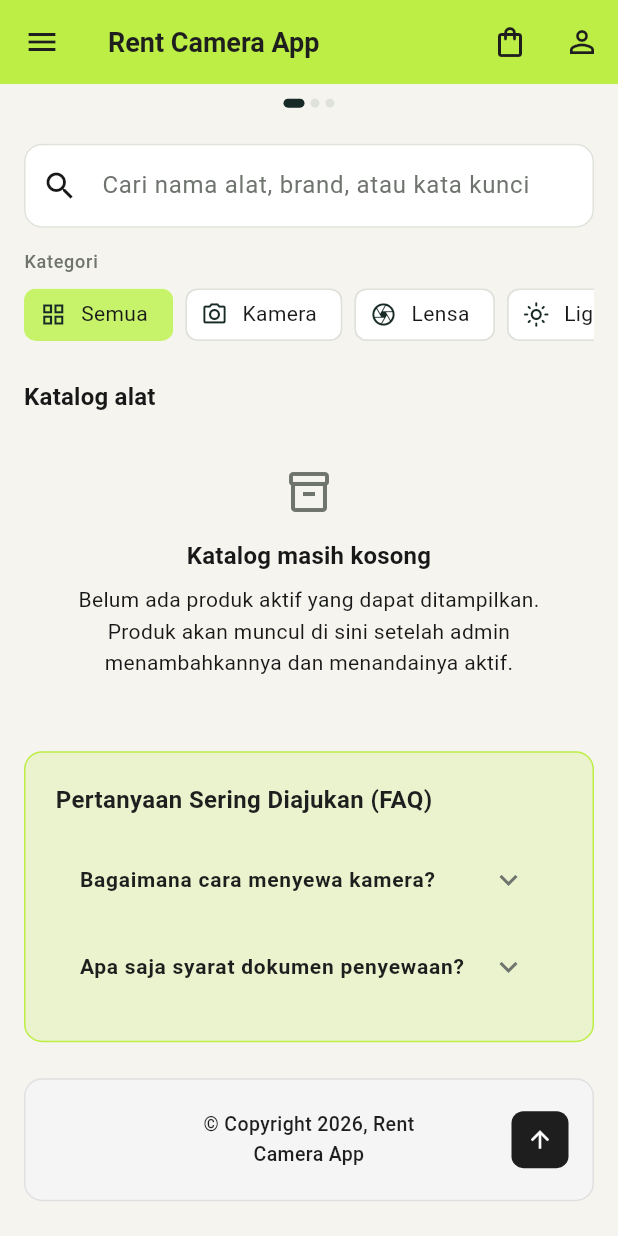
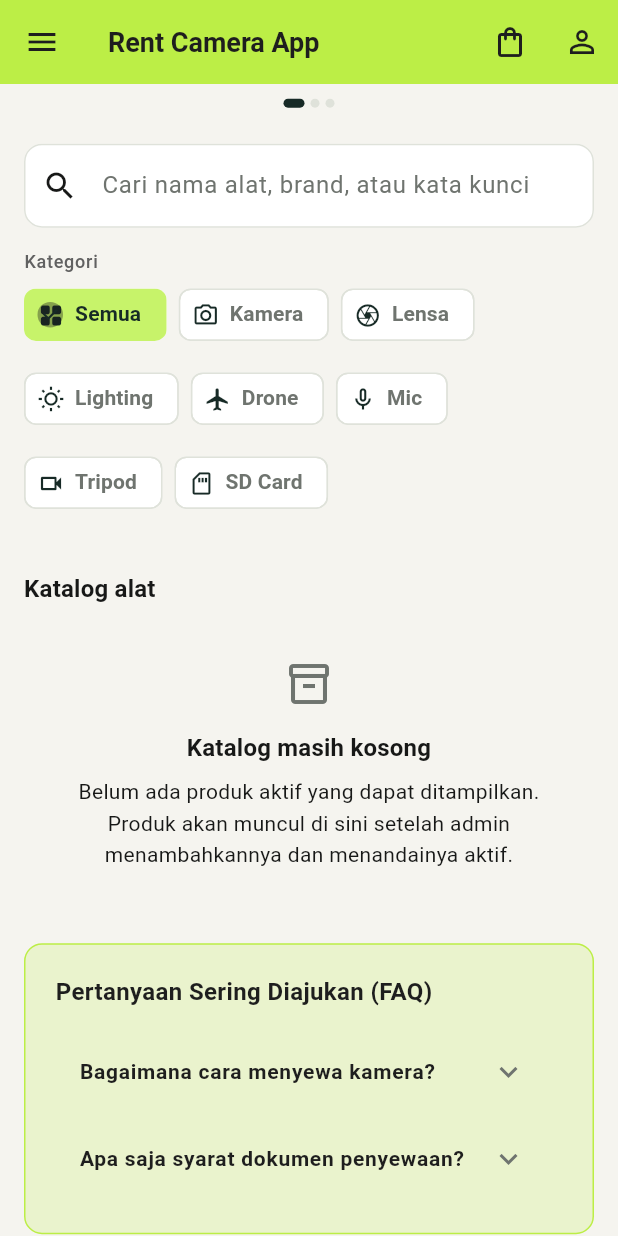
Before and after one commit to CodingWithFiraz/rent-camera-app, a Flutter app: the screen it shows once a user with an empty profile is signed in, scrolled down 236 dp, on a phone screen of 412 x 824 dp. Run offline on Flutter 3.47's test engine with Material 3 defaults, Android fonts, the phone set to English and light mode, and no system bars; our stand-ins replace cloud_firestore, firebase_auth, firebase_core, firebase_storage, flutter_riverpod, go_router and 2 more; accounts and stored records are empty; network calls fail.

Commit message:
catalogflex

```diff
--- a/lib/features/catalog/presentation/widgets/catalog_filter_bar.dart
+++ b/lib/features/catalog/presentation/widgets/catalog_filter_bar.dart
@@ -1,18 +1,16 @@
 import 'package:flutter/material.dart';
 
-import '../../../../core/theme/app_radius.dart';
 import '../../../../core/theme/app_spacing.dart';
-import '../../domain/catalog_filter.dart';
 import '../../domain/category.dart';
-import '../category_icons.dart';
 
-/// Baris filter katalog: kategori, brand, dan tombol hapus filter.
-///
-/// Pilihan brand berasal dari [brands] yang disusun provider berdasarkan
-/// kategori terpilih, jadi daftar brand selalu mengikuti kategori. Kombinasi
-/// pencarian + kategori + brand tetap dipegang satu provider
-/// (`catalogFilterProvider`); widget ini hanya mengirim pilihan pengguna.
 class CatalogFilterBar extends StatelessWidget {
+  final List<Category> categories;
+  final List<String> brands;
+  final dynamic filter;
+  final ValueChanged<String?> onSelectCategory;
+  final ValueChanged<String?> onSelectBrand;
+  final VoidCallback onReset;
+
   const CatalogFilterBar({
     super.key,
     required this.categories,
@@ -23,135 +21,181 @@ class CatalogFilterBar extends StatelessWidget {
     required this.onReset,
   });
 
-  /// Kategori aktif dari Firestore; kosong berarti belum dapat dimuat.
-  final List<Category> categories;
-
-  /// Brand unik pada kategori terpilih; kosong berarti tidak ada pilihan brand.
-  final List<String> brands;
-
-  final CatalogFilter filter;
-
-  /// `null` berarti semua kategori.
-  final ValueChanged<String?> onSelectCategory;
-
-  /// `null` berarti semua brand.
-  final ValueChanged<String?> onSelectBrand;
-
-  final VoidCallback onReset;
-
   @override
   Widget build(BuildContext context) {
     final theme = Theme.of(context);
+    final selectedCategoryCode = _getSelectedCategoryCode(filter);
+    final selectedBrand = _getSelectedBrand(filter);
 
     return Column(
       crossAxisAlignment: CrossAxisAlignment.start,
-      children: <Widget>[
-        if (categories.isNotEmpty) ...<Widget>[
-          Text('Kategori', style: theme.textTheme.labelMedium),
-          const SizedBox(height: AppSpacing.sm),
-          _ChipRow(
-            children: <Widget>[
-              _CatalogChoiceChip(
-                label: 'Semua',
-                icon: Icons.grid_view_outlined,
-                selected: !filter.hasCategory,
-                onTap: () => onSelectCategory(null),
+      children: [
+        // --- SECTION KATEGORI ---
+        Text(
+          'Kategori',
+          style: theme.textTheme.labelMedium?.copyWith(
+            color: Colors.grey.shade700,
           ),
+        ),
+        const SizedBox(height: AppSpacing.xs),
+
+        // Wrap agar tombol kategori otomatis turun ke baris baru saat di layar HP
+        Wrap(
+          spacing: 8.0,
+          runSpacing: 8.0,
+          children: [
+            // Chip 'Semua' Kategori
+            FilterChip(
+              avatar: const Icon(Icons.grid_view_rounded, size: 18),
+              label: const Text('Semua'),
+              selected: selectedCategoryCode == null || selectedCategoryCode.isEmpty,
+              onSelected: (_) => onSelectCategory(null),
+            ),
+            // Chip Kategori Dinamis
             for (final category in categories)
-                _CatalogChoiceChip(
-                  label: category.name,
-                  icon: CategoryIcons.forKey(category.resolvedIconKey),
-                  selected: filter.categoryId == category.id,
-                  onTap: () => onSelectCategory(category.id),
+              Builder(
+                builder: (context) {
+                  final catCode = _getCategoryCode(category);
+                  final catName = _getCategoryName(category);
+
+                  return FilterChip(
+                    avatar: _getCategoryIcon(catCode),
+                    label: Text(catName),
+                    selected: selectedCategoryCode == catCode,
+                    onSelected: (_) => onSelectCategory(catCode),
+                  );
+                },
               ),
           ],
         ),
-        ],
-        if (brands.isNotEmpty) ...<Widget>[
+
         const SizedBox(height: AppSpacing.md),
-          Text('Brand', style: theme.textTheme.labelMedium),
-          const SizedBox(height: AppSpacing.sm),
-          _ChipRow(
-            children: <Widget>[
-              _CatalogChoiceChip(
-                label: 'Semua brand',
-                selected: !filter.hasBrand,
-                onTap: () => onSelectBrand(null),
+
+        // --- SECTION BRAND ---
+        if (brands.isNotEmpty) ...[
+          Text(
+            'Brand',
+            style: theme.textTheme.labelMedium?.copyWith(
+              color: Colors.grey.shade700,
             ),
+          ),
+          const SizedBox(height: AppSpacing.xs),
+
+          Wrap(
+            spacing: 8.0,
+            runSpacing: 8.0,
+            children: [
+              // Chip 'Semua brand'
+              FilterChip(
+                label: const Text('Semua brand'),
+                selected: selectedBrand == null || selectedBrand.isEmpty,
+                onSelected: (_) => onSelectBrand(null),
+              ),
+              // Chip Brand Dinamis
               for (final brand in brands)
-                _CatalogChoiceChip(
-                  label: brand,
-                  selected: filter.brand?.toLowerCase() == brand.toLowerCase(),
-                  onTap: () => onSelectBrand(brand),
+                FilterChip(
+                  label: Text(brand),
+                  selected: selectedBrand == brand,
+                  onSelected: (_) => onSelectBrand(brand),
                 ),
             ],
-          ),
-        ],
-        if (filter.isFiltering) ...<Widget>[
-          const SizedBox(height: AppSpacing.xs),
-          Align(
-            alignment: Alignment.centerLeft,
-            child: TextButton.icon(
-              onPressed: onReset,
-              icon: const Icon(Icons.filter_alt_off_outlined, size: 18),
-              label: const Text('Hapus filter'),
-            ),
           ),
         ],
       ],
     );
   }
+
+  // Safe getter untuk kategori terpilih
+  String? _getSelectedCategoryCode(dynamic filter) {
+    if (filter == null) return null;
+    try {
+      final val = filter.categoryCode;
+      if (val != null) return val.toString();
+    } catch (_) {}
+    try {
+      final val = filter.category;
+      if (val != null) return val.toString();
+    } catch (_) {}
+    try {
+      final val = filter.selectedCategoryCode;
+      if (val != null) return val.toString();
+    } catch (_) {}
+    try {
+      final val = filter.selectedCategory;
+      if (val != null) return val.toString();
+    } catch (_) {}
+    return null;
   }
 
-/// Deretan chip yang dapat digulir mendatar agar aman pada layar sempit.
-class _ChipRow extends StatelessWidget {
-  const _ChipRow({required this.children});
+  // Safe getter untuk brand terpilih
+  String? _getSelectedBrand(dynamic filter) {
+    if (filter == null) return null;
+    try {
+      final val = filter.brand;
+      if (val != null) return val.toString();
+    } catch (_) {}
+    try {
+      final val = filter.selectedBrand;
+      if (val != null) return val.toString();
+    } catch (_) {}
+    return null;
+  }
 
-  final List<Widget> children;
+  // Safe getter untuk kode/ID dari model Category
+  String _getCategoryCode(dynamic category) {
+    if (category == null) return '';
+    try {
+      final val = category.code;
+      if (val != null) return val.toString();
+    } catch (_) {}
+    try {
+      final val = category.id;
+      if (val != null) return val.toString();
+    } catch (_) {}
+    try {
+      final val = category.slug;
+      if (val != null) return val.toString();
+    } catch (_) {}
+    return category.toString();
+  }
 
-  @override
-  Widget build(BuildContext context) {
-    return SingleChildScrollView(
-      scrollDirection: Axis.horizontal,
-      child: Row(
-        children: <Widget>[
-          for (var index = 0; index < children.length; index++) ...<Widget>[
-            if (index > 0) const SizedBox(width: AppSpacing.sm),
-            children[index],
-          ],
-        ],
-      ),
-    );
+  // Safe getter untuk nama dari model Category
+  String _getCategoryName(dynamic category) {
+    if (category == null) return '';
+    try {
+      final val = category.name;
+      if (val != null) return val.toString();
+    } catch (_) {}
+    try {
+      final val = category.title;
+      if (val != null) return val.toString();
+    } catch (_) {}
+    return category.toString();
+  }
+
+  // Helper Icon Kategori
+  Widget? _getCategoryIcon(String code) {
+    switch (code.toLowerCase()) {
+      case 'kamera':
+      case 'camera':
+        return const Icon(Icons.camera_alt_outlined, size: 18);
+      case 'lensa':
+      case 'lens':
+        return const Icon(Icons.camera_outlined, size: 18);
+      case 'lighting':
+        return const Icon(Icons.wb_sunny_outlined, size: 18);
+      case 'drone':
+        return const Icon(Icons.flight_outlined, size: 18);
+      case 'mic':
+      case 'audio':
+        return const Icon(Icons.mic_none_outlined, size: 18);
+      case 'tripod':
+        return const Icon(Icons.videocam_outlined, size: 18);
+      case 'sd_card':
+      case 'memory':
+        return const Icon(Icons.sd_card_outlined, size: 18);
+      default:
+        return null;
     }
   }
-
-/// Chip pilihan tunggal dengan gaya token aplikasi.
-class _CatalogChoiceChip extends StatelessWidget {
-  const _CatalogChoiceChip({
-    required this.label,
-    required this.selected,
-    required this.onTap,
-    this.icon,
-  });
-
-  final String label;
-  final bool selected;
-  final VoidCallback onTap;
-  final IconData? icon;
-
-  @override
-  Widget build(BuildContext context) {
-    final theme = Theme.of(context);
-    final iconData = icon;
-    return ChoiceChip(
-      label: Text(label, maxLines: 1, overflow: TextOverflow.ellipsis),
-      selected: selected,
-      showCheckmark: false,
-      onSelected: (_) => onTap(),
-      avatar: iconData == null ? null : Icon(iconData, size: 18),
-      labelStyle: theme.textTheme.bodyMedium,
-      visualDensity: VisualDensity.compact,
-      shape: const RoundedRectangleBorder(borderRadius: AppRadius.smAll),
-    );
 }
-}
```
Lines whose indentation alone changed are shown as unchanged.
